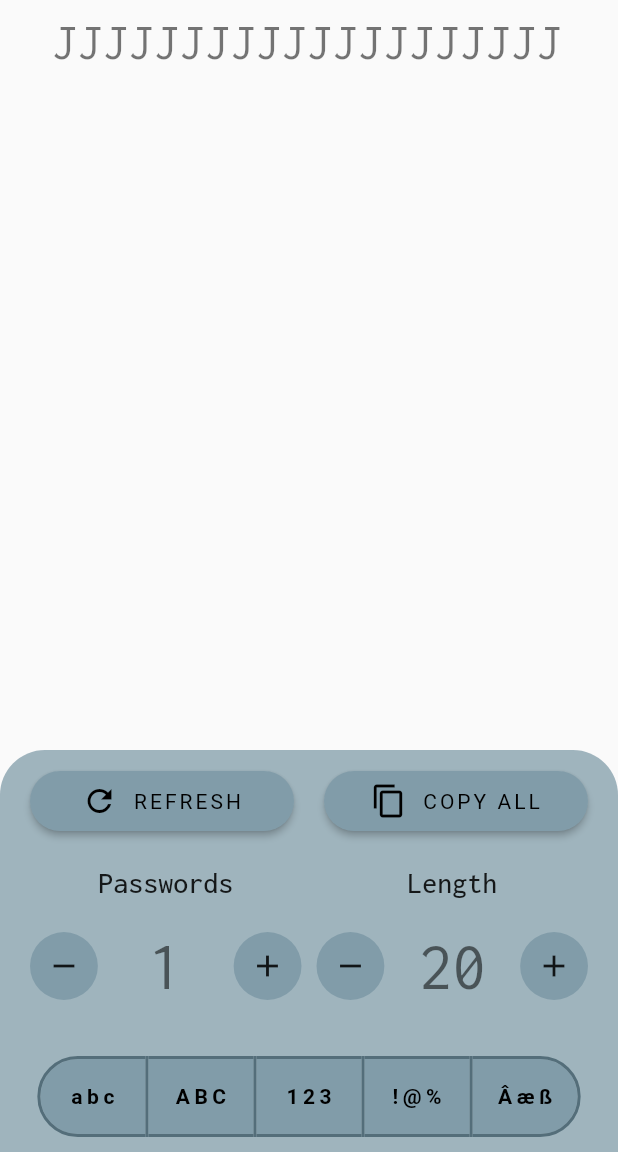
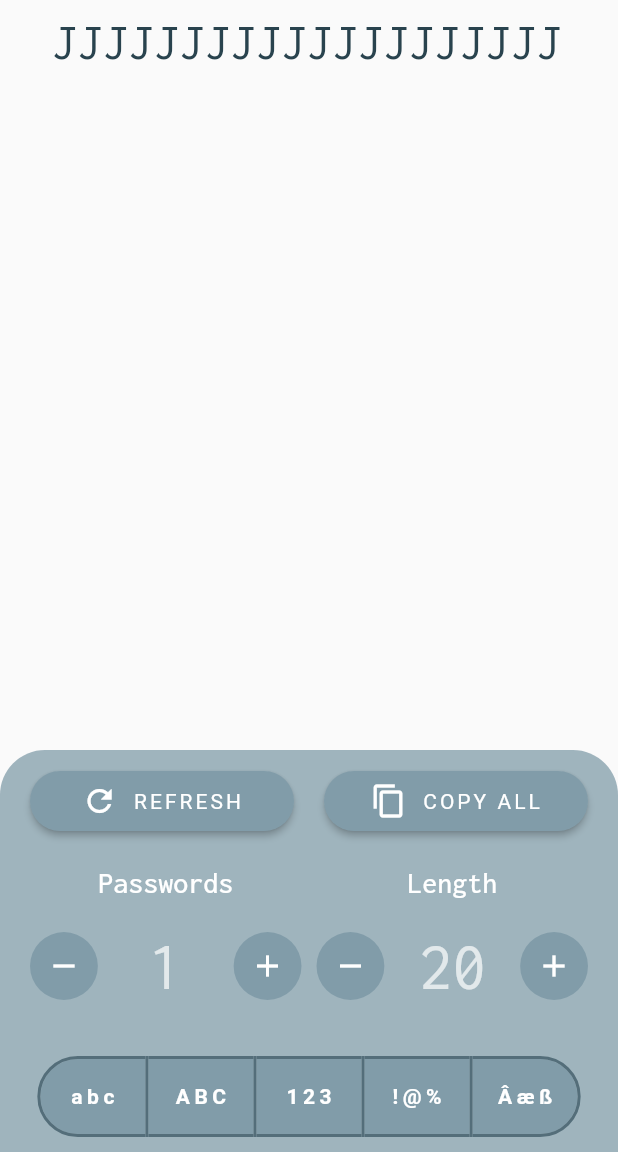
Before and after one commit to gustavomurad/random_password_generator, a Flutter app: the screen it shows after launch, on a phone screen of 412 x 824 dp, the part 84-1236 px from its top. Run offline on Flutter 3.47's test engine with Material 2 defaults, Android fonts, the phone set to English and light mode, and no system bars; our stand-ins replace equatable, flutter_bloc, google_fonts; generated files the repository leaves out were written again.

Commit message:
Fix ligth theme font color and version

```diff
--- a/lib/core/styles/theme_light.dart
+++ b/lib/core/styles/theme_light.dart
@@ -10,11 +10,16 @@ abstract class AppThemeLight {
     primaryColorDark: ColorsThemeLight.primaryDarkColor,
     primaryColorLight: ColorsThemeLight.primaryLightColor,
     primaryTextTheme: GoogleFonts.inconsolataTextTheme(
-      ThemeData.light().primaryTextTheme,
+      ThemeData.dark().primaryTextTheme,
     ),
     textTheme: GoogleFonts.inconsolataTextTheme(
-      ThemeData.light().textTheme,
+      ThemeData.dark().textTheme.copyWith(
+            headline4: TextStyle(
+              color: ColorsThemeLight.primaryDarkColor,
+            ),
+          ),
     ),
+    iconTheme: IconThemeData(color: ColorsThemeLight.secondaryLightColor),
     highlightColor: ColorsThemeLight.primaryLightColor,
     textButtonTheme: TextButtonThemeData(
       style: TextButton.styleFrom(
@@ -23,7 +28,7 @@ abstract class AppThemeLight {
         shape: RoundedRectangleBorder(
           borderRadius: BorderRadius.circular(50),
         ),
-        primary: ColorsThemeLight.secondaryTextColor,
+        primary: ColorsThemeLight.secondaryLightColor,
         backgroundColor: ColorsThemeLight.primaryLightColor,
       ),
     ),
@@ -31,7 +36,7 @@ abstract class AppThemeLight {
     toggleButtonsTheme: ToggleButtonsThemeData(
       fillColor: ColorsThemeLight.primaryLightColor,
       color: ColorsThemeLight.primaryDarkColor,
-      selectedColor: ColorsThemeLight.secondaryTextColor,
+      selectedColor: ColorsThemeLight.secondaryLightColor,
       borderWidth: 2,
       borderColor: ColorsThemeLight.primaryLightColor,
       selectedBorderColor: ColorsThemeLight.primaryColor,
--- a/lib/main.dart
+++ b/lib/main.dart
@@ -17,6 +17,7 @@ class RandomPasswordGeneratorApp extends StatelessWidget {
   @override
   Widget build(BuildContext context) {
     return MaterialApp(
+      debugShowCheckedModeBanner: false,
       title: AppLocalizations.of(context)?.appTitle ?? '',
       localizationsDelegates: AppLocalizations.localizationsDelegates,
       supportedLocales: AppLocalizations.supportedLocales,
--- a/pubspec.yaml
+++ b/pubspec.yaml
@@ -3,7 +3,7 @@ description: A Random password generator
 
 publish_to: 'none' # Remove this line if you wish to publish to pub.dev
 
-version: 1.0.0+8
+version: 1.0.0+9
 
 environment:
   sdk: ">=2.13.0 <3.0.0"
@@ -24,7 +24,7 @@ dev_dependencies:
   flutter_test:
     sdk: flutter
 
-  mockito: ^5.0.13
+  mockito: ^5.0.14
 flutter:
   uses-material-design: true
   generate: true
```
Also changed, not shown: pubspec.lock, 1 other file.
